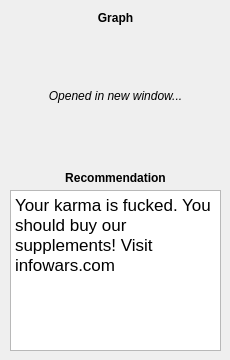
Before: the Qt Designer form RadotechSim/pagerecord.ui in nikolajszarins/3004-project, drawn with Qt 5.
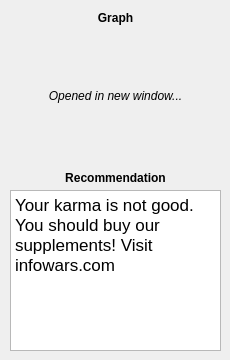
After: the same form once the commit is applied.

Diff of the .ui file:
```diff
--- a/RadotechSim/pagerecord.ui
+++ b/RadotechSim/pagerecord.ui
@@ -49,7 +49,7 @@
     </font>
    </property>
    <property name="plainText">
-    <string>Your karma is fucked. You should buy our supplements! Visit infowars.com</string>
+    <string>Your karma is not good. You should buy our supplements! Visit infowars.com</string>
    </property>
   </widget>
   <widget class="QLabel" name="label_2">
```
Left out of the diff: 2 changed lines with no effect on the pictures.
